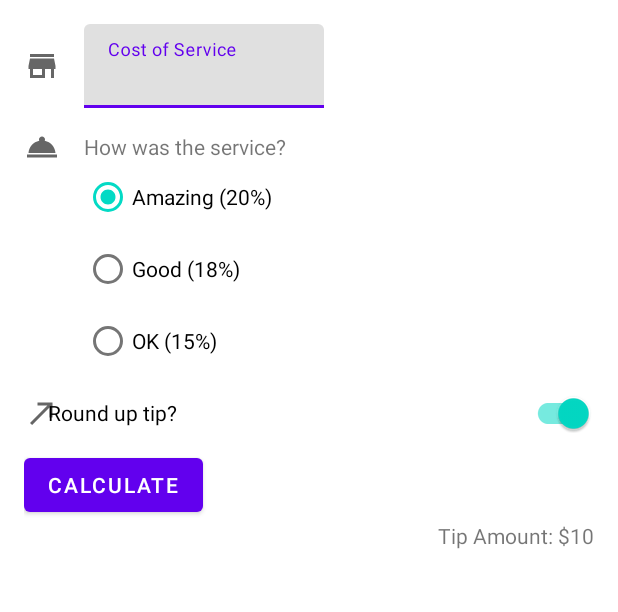
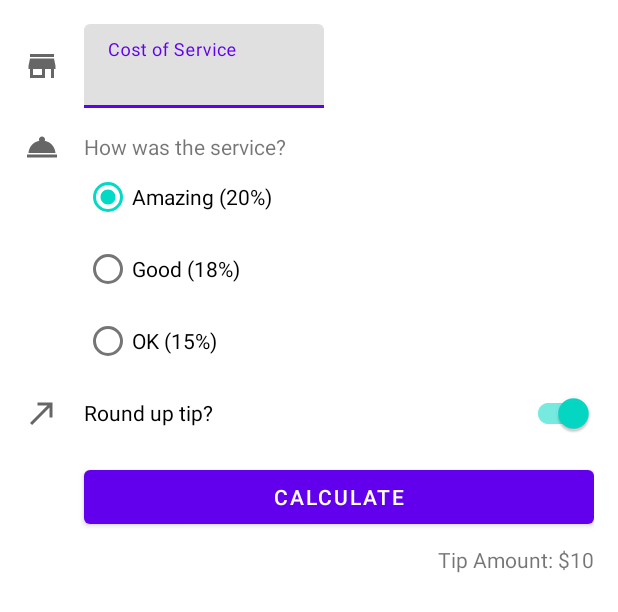
Before and after one commit to R1CKYS3NS31/sensei_3_tiptime_android, an Android app: the layout activity_main.xml on its own in the app's theme, with its tools: preview values and no code run, on a phone screen of 412 x 824 dp. Shown: the top 612 px of the screen. Run offline under Robolectric (Android 15) with nearby library versions, the phone set to English and light mode, and no system bars.

Commit message:
MDC commit

```diff
--- a/app/src/main/res/layout/activity_main.xml
+++ b/app/src/main/res/layout/activity_main.xml
@@ -107,7 +107,6 @@
         android:layout_marginStart="16dp"
         app:layout_constraintStart_toEndOf="@id/icon_round_up"
         app:layout_constraintEnd_toEndOf="parent"
-        app:layout_constraintStart_toStartOf="parent"
         app:layout_constraintTop_toBottomOf="@id/tip_options"
         android:layout_marginLeft="16dp" />
 
@@ -116,8 +115,11 @@
         android:layout_width="0dp"
         android:layout_height="wrap_content"
         android:text="@string/calculate"
-        app:layout_constraintStart_toStartOf="parent"
-        app:layout_constraintTop_toBottomOf="@id/round_up_switch" />
+        app:layout_constraintStart_toStartOf="@id/round_up_switch"
+        app:layout_constraintTop_toBottomOf="@id/round_up_switch"
+        app:layout_constraintEnd_toEndOf="@id/round_up_switch"
+        android:layout_marginTop="8dp"
+        />
 
     <TextView
         android:id="@+id/tip_result"
@@ -125,7 +127,9 @@
         android:layout_height="wrap_content"
         tools:text="Tip Amount: $10"
         app:layout_constraintEnd_toEndOf="parent"
-        app:layout_constraintTop_toBottomOf="@id/calculate_button" />
+        app:layout_constraintTop_toBottomOf="@id/calculate_button"
+        android:layout_marginTop="8dp"
+        />
 
 
 </androidx.constraintlayout.widget.ConstraintLayout>
```
